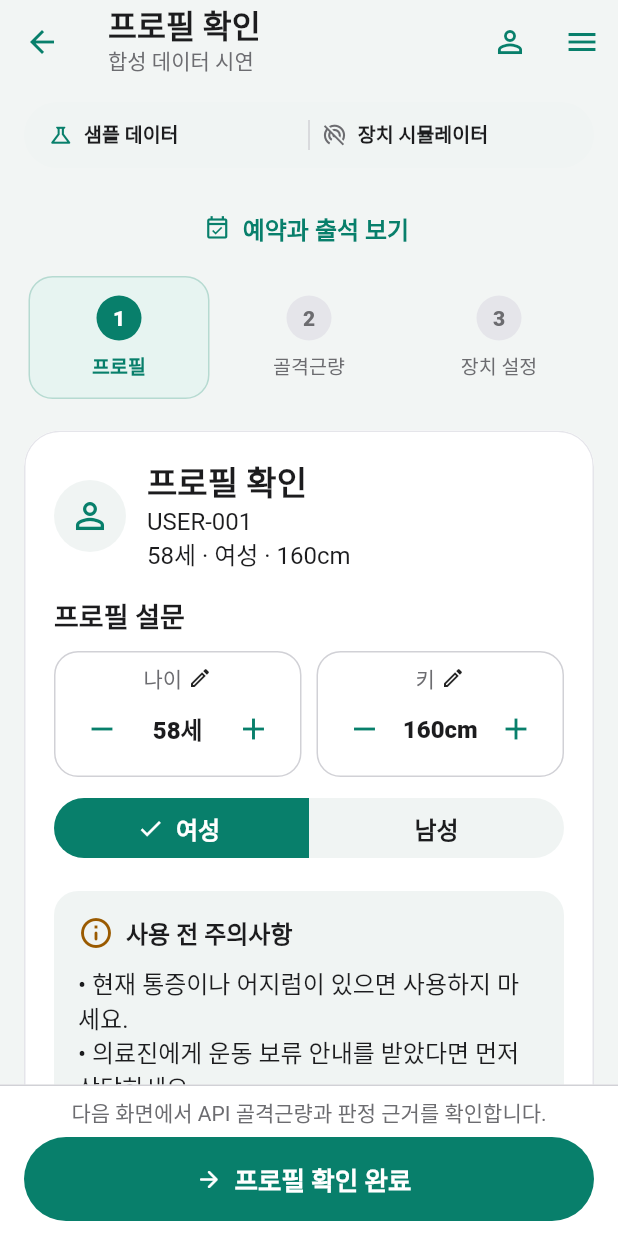
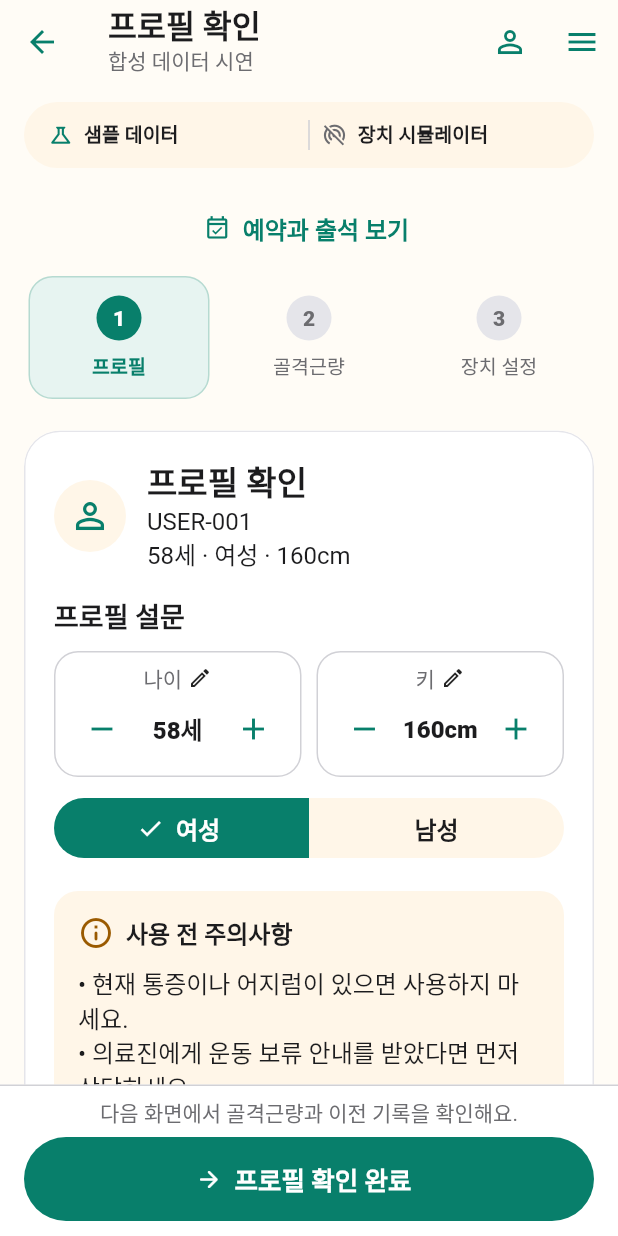
Before and after one commit to Dowon-Kang/vibecare-pilot, a Flutter app: the PilotScreen screen opened directly, after a tap on "중간 근육량", after a tap on "높은 근육량", after a tap on "시연 시작", on a phone screen of 412 x 824 dp. Run offline on Flutter 3.47's test engine with Material 3 defaults, Android fonts, the phone set to English and light mode, and no system bars; our stand-ins replace dio, flutter_riverpod, flutter_secure_storage, supabase_flutter; accounts and stored records are empty.

Commit message:
Simplify measurement summary and warm the visual palette

```diff
--- a/mobile-app/lib/screens/pilot_control_components.dart
+++ b/mobile-app/lib/screens/pilot_control_components.dart
@@ -173,13 +173,13 @@ class _PrimaryActionBar extends ConsumerWidget {
       action = onProfileContinue;
       icon = Icons.arrow_forward_rounded;
       label = '프로필 확인 완료';
-      helper = '다음 화면에서 API 골격근량과 판정 근거를 확인합니다.';
+      helper = '다음 화면에서 골격근량과 이전 기록을 확인해요.';
       buttonKey = const ValueKey('profile-continue-button');
     } else if (step == _PilotStep.measurement) {
       action = onOpenDeviceSetup;
       icon = Icons.accessibility_new_rounded;
       label = '부위별 설정 확인';
-      helper = '골격근량 등급에 맞는 부위별 설정을 확인합니다.';
+      helper = '측정 결과에 맞는 부위별 설정을 확인해요.';
       buttonKey = const ValueKey('device-setup-button');
     } else {
       action = canSend
--- a/mobile-app/lib/theme/app_theme.dart
+++ b/mobile-app/lib/theme/app_theme.dart
@@ -2,7 +2,7 @@ import 'package:flutter/material.dart';
 
 /// Design tokens.
 ///
-/// Visual language: the original VibeCare teal on an iOS-style neutral canvas.
+/// Visual language: the original VibeCare teal on a warm cream canvas.
 /// Text stays near-black while interactive and selected states use the brand
 /// color, so controls are distinguishable without making every label colorful.
 ///
@@ -17,15 +17,17 @@ abstract final class AppColors {
   static const inkSoft = Color(0xFF3A3A3C);
   static const muted = Color(0xFF6C6C70);
   static const faint = Color(0xFF8E8E93);
-  static const background = Color(0xFFF2F5F4);
+  static const background = Color(0xFFFFFCF6);
   static const canvas = Color(0xFFFFFFFF);
-  static const canvasSoft = Color(0xFFF0F4F3);
-  static const field = Color(0xFFF0F4F3);
+  static const canvasSoft = Color(0xFFFFF6E8);
+  static const field = Color(0xFFFFF6E8);
   static const hairlineSoft = Color(0xFFE5E5EA);
   static const hairline = Color(0xFFD1D1D6);
 
   /// Reserved: one chromatic accent for a single emphasized signal per screen.
   static const accent = brand;
+  static const apricotSoft = Color(0xFFFFEEDB);
+  static const apricotInk = Color(0xFF754728);
   // One hue with ordered lightness: magnitude, not good/bad semantics.
   static const levelLow = Color(0xFF4B9488);
   static const levelNormal = brand;
```
Also changed, not shown: mobile-app/lib/screens/pilot_onboarding_components.dart (+43 -78 lines), 5 other files.
